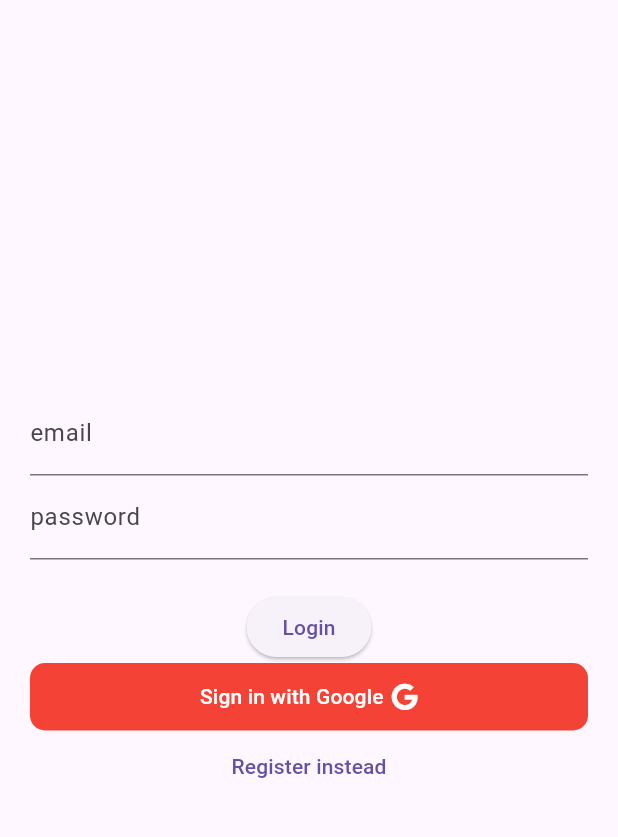
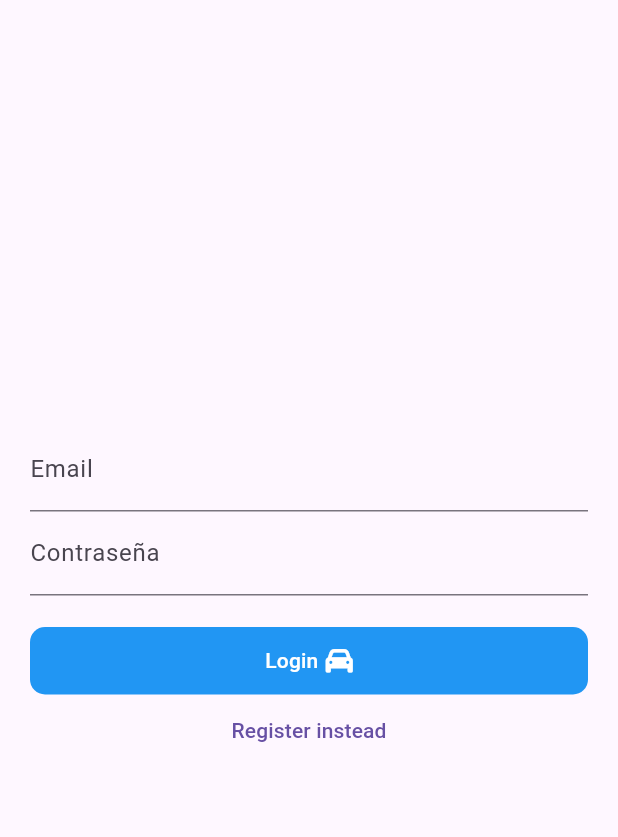
Before and after one commit to PabloCorrera/ProyectoFinalG1, a Flutter app: the screen it shows after launch, on a phone screen of 412 x 824 dp, the part 63-900 px from its top. Run offline on Flutter 3.47's test engine with Material 3 defaults, Android fonts, the phone set to English and light mode, and no system bars; our stand-ins replace cloud_firestore, firebase_auth, firebase_core, font_awesome_flutter, go_router, google_sign_in; accounts and stored records are empty.

Commit message:
adapte el codigo para que funcione con go router, emprolije el login y arme la vista de home que seria la de cuando se logea una persona que no tiene tipo de usuario definido

```diff
--- a/proyecto_final/lib/core/router.dart
+++ b/proyecto_final/lib/core/router.dart
@@ -1,16 +1,17 @@
-import 'package:proyecto_final/pages/login_screen.dart';
+import 'package:proyecto_final/pages/login_register_page.dart';
+import 'package:proyecto_final/pages/home_page.dart';
 import 'package:go_router/go_router.dart';
 
 final appRouter = GoRouter(routes: [
   GoRoute(
-    name: LoginScreen.name,
+    name: LoginPage.name,
     path: '/',
-    builder: (context, state) => LoginScreen(),
+    builder: (context, state) => const LoginPage(),
   ),
-/* GoRoute(
-    name: LoginScreen.name,
+ GoRoute(
+    name: HomePage.name,
     path: '/home',
-    builder: (context, state) => LoginScreen(userName: state.extra as String),
+    builder: (context, state) => HomePage(),
   ),
-  */
+
 ]);
--- a/proyecto_final/lib/main.dart
+++ b/proyecto_final/lib/main.dart
@@ -1,5 +1,4 @@
 import 'package:flutter/material.dart';
-import 'package:proyecto_final/pages/widget_tree.dart';
 import 'package:proyecto_final/core/router.dart';
 import 'package:firebase_core/firebase_core.dart';
 import 'firebase_options.dart';
@@ -22,12 +21,12 @@ class MainApp extends StatelessWidget {
   @override
   Widget build(BuildContext context) {
 
-    return MaterialApp(
+    return MaterialApp.router(
       debugShowCheckedModeBanner: false,
       theme: ThemeData(
         primarySwatch: Colors.blue
       ),
-      home: const WidgetTree(),
+      routerConfig:appRouter,
 
     );
   }
--- a/proyecto_final/lib/pages/login_register_page.dart
+++ b/proyecto_final/lib/pages/login_register_page.dart
@@ -1,10 +1,13 @@
+import 'package:go_router/go_router.dart';
 import 'package:google_sign_in/google_sign_in.dart';
 import 'package:flutter/material.dart';
 import 'package:firebase_auth/firebase_auth.dart';
 import 'package:font_awesome_flutter/font_awesome_flutter.dart';
 import 'package:proyecto_final/auth.dart';
+import 'package:proyecto_final/pages/home_page.dart';
 
 class LoginPage extends StatefulWidget{
+  static const String name = 'LoginPage';
 
   const LoginPage ({Key? key}) : super(key: key);
 
@@ -26,6 +29,10 @@ class _LoginPageState extends State<LoginPage>{
           email: _controllerEmail.text,
            password: _controllerPassword.text
            );
+           if (context.mounted){
+              context.pushNamed(HomePage.name);
+           }
+
       } on FirebaseAuthException catch (e){
         setState(() {
           errorMessage = e.message;
@@ -66,6 +73,7 @@ class _LoginPageState extends State<LoginPage>{
   ){
     return TextField(
       controller: controller,
+      obscureText: title == "Contraseña" ? true : false,
       decoration: InputDecoration(
         labelText: title,
       ),
@@ -77,9 +85,27 @@ class _LoginPageState extends State<LoginPage>{
   }
 
   Widget _submitButton(){
-    return ElevatedButton(onPressed: isLogin ? signInWithEmailAndPassword : createUserWithEmailAndPassword,
-     child: Text(isLogin ? 'Login' : 'Register')
-     );
+    return Container(
+      width: double.infinity,
+      height: 45,
+      decoration: BoxDecoration(
+        color: Colors.blue,
+        borderRadius: BorderRadius.circular(10)
+      ),
+      child: TextButton(onPressed: isLogin ? signInWithEmailAndPassword : createUserWithEmailAndPassword,
+       child: Row(
+        mainAxisAlignment: MainAxisAlignment.center,
+         children: [
+           Text(isLogin ? 'Login' : 'Register',
+           style: TextStyle(
+            color:Colors.white),
+            ),
+            SizedBox(width: 5,),
+            Icon(FontAwesomeIcons.car, color: Colors.white,)
+         ],
+       )
+       ),
+    );
   }
 
   Widget _loginOrRegisterButton(){
@@ -133,11 +159,10 @@ class _LoginPageState extends State<LoginPage>{
             crossAxisAlignment: CrossAxisAlignment.center,
             mainAxisAlignment: MainAxisAlignment.center,
             children: <Widget>[
-              _entryField('email', _controllerEmail),
-              _entryField('password', _controllerPassword),
+              _entryField('Email', _controllerEmail),
+              _entryField('Contraseña', _controllerPassword),
               _errorMessage(),
               _submitButton(),
-              _signInWithGoogle(),
               _loginOrRegisterButton(),
 
               ],
```
Also changed, not shown: proyecto_final/lib/pages/home_page.dart (+64 -3 lines), proyecto_final/lib/pages/login_screen.dart (deleted, +0 -106 lines).
